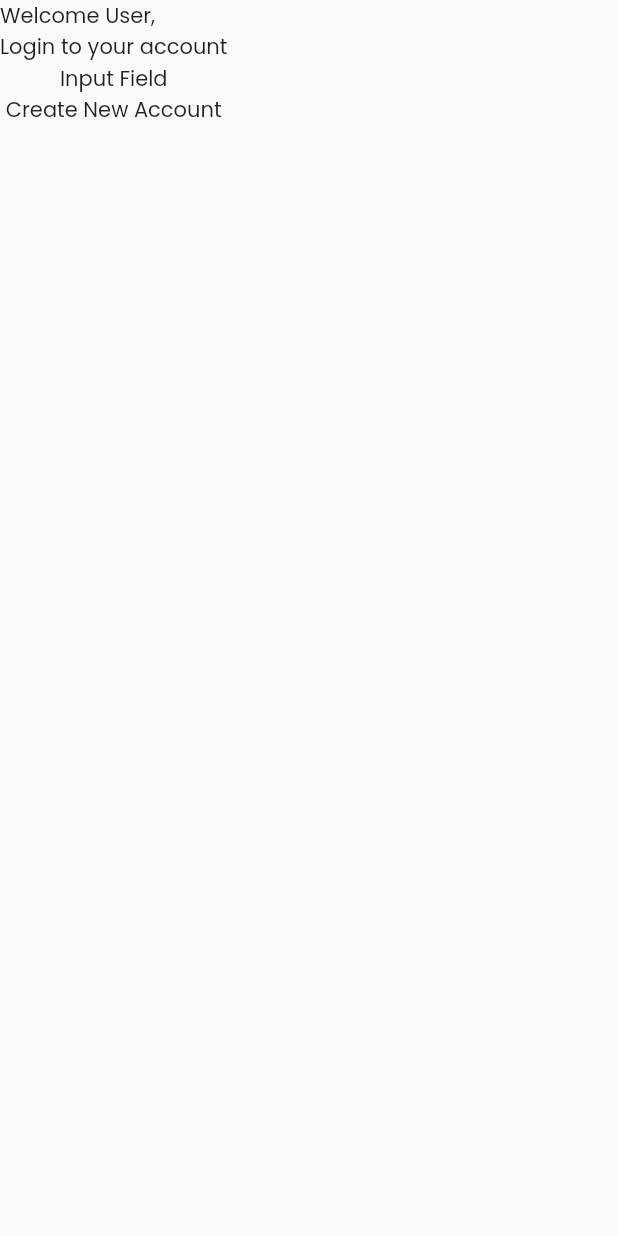
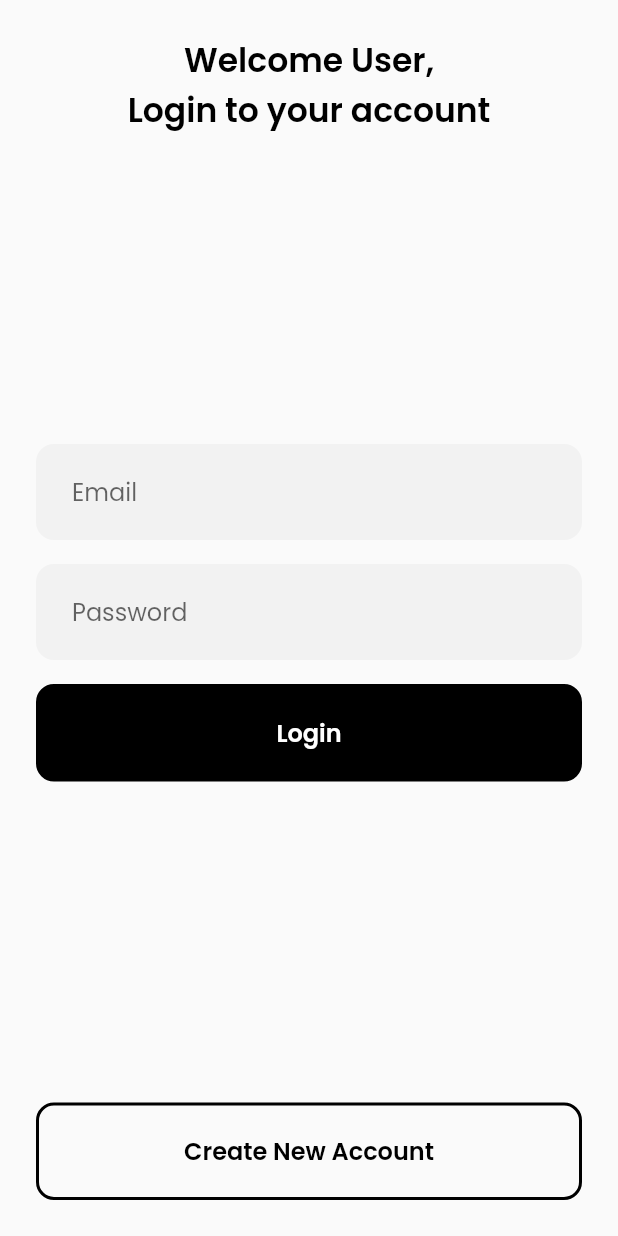
Before and after one commit to redantcode2021/contoso, a Flutter app: the screen it shows after launch, on a phone screen of 412 x 824 dp. Run offline on Flutter 3.47's test engine with Material 2 defaults, Android fonts, the phone set to English and light mode, and no system bars; our stand-ins replace firebase_auth, firebase_core, google_fonts, logger; accounts and stored records are empty.

Commit message:
Finished Login page screen

```diff
--- a/lib/screens/login_page.dart
+++ b/lib/screens/login_page.dart
@@ -1,4 +1,10 @@
+import 'package:contoso/screens/register_page.dart';
+import 'package:contoso/widgets/custom_button.dart';
+import 'package:contoso/widgets/custom_input.dart';
+import 'package:firebase_auth/firebase_auth.dart';
 import 'package:flutter/material.dart';
+
+import '../constants.dart';
 
 class LoginPage extends StatefulWidget {
   LoginPage({Key key}) : super(key: key);
@@ -8,21 +14,154 @@ class LoginPage extends StatefulWidget {
 }
 
 class _LoginPageState extends State<LoginPage> {
+  // Build an alert dialog to display some errors.
+  Future<void> _alertDialogBuilder(String error) async {
+    return showDialog(
+        context: context,
+        barrierDismissible: false,
+        builder: (context) {
+          return AlertDialog(
+            title: Text("Error"),
+            content: Container(
+              child: Text(error),
+            ),
+            actions: [
+              FlatButton(
+                child: Text("Close Dialog"),
+                onPressed: () {
+                  Navigator.pop(context);
+                },
+              ),
+            ],
+          );
+        });
+  }
+
+  // Create a new user account
+  Future<String> _loginAccount() async {
+    try {
+      await FirebaseAuth.instance.signInWithEmailAndPassword(
+          email: _loginEmail, password: _loginPassword);
+      return null;
+    } on FirebaseAuthException catch (e) {
+      if (e.code == 'weak-password') {
+        return 'The password provided is too weak.';
+      } else if (e.code == 'email-already-in-use') {
+        return 'The account already exists for that email.';
+      }
+      return e.message;
+    } catch (e) {
+      return e.toString();
+    }
+  }
+
+  void _submitForm() async {
+    // Set the form to loading state
+    setState(() {
+      _loginFormLoading = true;
+    });
+
+    // Run the create account method
+    String _loginFeedback = await _loginAccount();
+
+    // If the string is not null, we got error while create account.
+    if (_loginFeedback != null) {
+      _alertDialogBuilder(_loginFeedback);
+
+      // Set the form to regular state [not loading].
+      setState(() {
+        _loginFormLoading = false;
+      });
+    }
+  }
+
+  // Default Form Loading State
+  bool _loginFormLoading = false;
+
+  // Form Input Field Values
+  String _loginEmail = "";
+  String _loginPassword = "";
+
+  // Focus Node for input fields
+  FocusNode _passwordFocusNode;
+
+  @override
+  void initState() {
+    _passwordFocusNode = FocusNode();
+    super.initState();
+  }
+
+  @override
+  void dispose() {
+    _passwordFocusNode.dispose();
+    super.dispose();
+  }
+
   @override
   Widget build(BuildContext context) {
     return Scaffold(
       body: SafeArea(
         child: Container(
+          width: double.infinity,
           child: Column(
+            mainAxisAlignment: MainAxisAlignment.spaceBetween,
             children: [
               Container(
-                child: Text("Welcome User, \nLogin to your account"),
+                padding: EdgeInsets.only(
+                  top: 24.0,
+                ),
+                child: Text(
+                  "Welcome User, \nLogin to your account",
+                  textAlign: TextAlign.center,
+                  style: Constants.boldHeading,
+                ),
               ),
-              Container(
-                child: Text("Input Field"),
+              Column(
+                children: [
+                  CustomInput(
+                    hintText: "Email",
+                    onChanged: (value) {
+                      _loginEmail = value;
+                    },
+                    onSubmitted: (value) {
+                      _passwordFocusNode.requestFocus();
+                    },
+                    textInputAction: TextInputAction.next,
+                  ),
+                  CustomInput(
+                    hintText: "Password",
+                    onChanged: (value) {
+                      _loginPassword = value;
+                    },
+                    focusNode: _passwordFocusNode,
+                    isPasswordField: true,
+                    onSubmitted: (value) {
+                      _submitForm();
+                    },
+                  ),
+                  CustomButton(
+                    text: "Login",
+                    onPressed: () {
+                      _submitForm();
+                    },
+                    isLoading: _loginFormLoading,
+                  ),
+                ],
               ),
-              Container(
-                child: Text("Create New Account"),
+              Padding(
+                padding: const EdgeInsets.only(
+                  bottom: 16.0,
+                ),
+                child: CustomButton(
+                  text: "Create New Account",
+                  onPressed: () {
+                    Navigator.push(
+                        context,
+                        MaterialPageRoute(
+                            builder: (context) => RegisterPage()));
+                  },
+                  outlineButton: true,
+                ),
               ),
             ],
           ),
```
